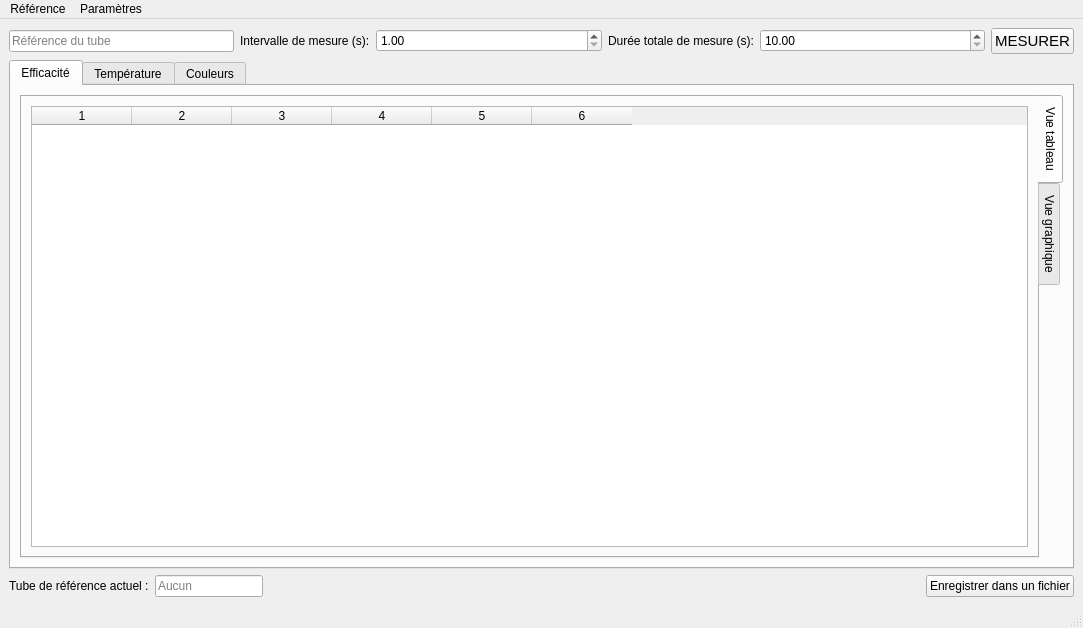
faniryxx/LED-Tester, file LED-Tester/index.ui: the form before one commit.
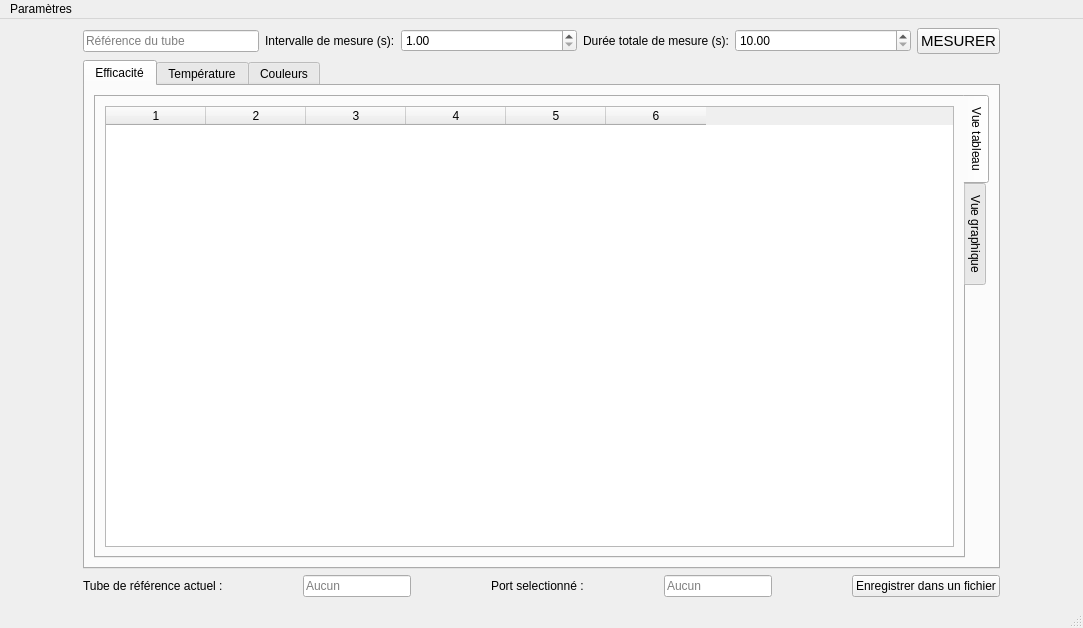
The form after the commit. Custom widgets are drawn as their Qt base class.

Commit message: Sélection du port COM fonctionnel

```diff
--- a/LED-Tester/index.ui
+++ b/LED-Tester/index.ui
@@ -21,6 +21,38 @@
   </property>
   <widget class="QWidget" name="centralwidget">
    <layout class="QGridLayout" name="gridLayout">
+    <item row="4" column="1">
+     <widget class="QLineEdit" name="refTubeReference">
+      <property name="sizePolicy">
+       <sizepolicy hsizetype="Fixed" vsizetype="Fixed">
+        <horstretch>0</horstretch>
+        <verstretch>0</verstretch>
+       </sizepolicy>
+      </property>
+      <property name="mouseTracking">
+       <bool>false</bool>
+      </property>
+      <property name="readOnly">
+       <bool>true</bool>
+      </property>
+      <property name="placeholderText">
+       <string>Aucun</string>
+      </property>
+     </widget>
+    </item>
+    <item row="4" column="4">
+     <widget class="QPushButton" name="saveButton">
+      <property name="sizePolicy">
+       <sizepolicy hsizetype="Fixed" vsizetype="Fixed">
+        <horstretch>0</horstretch>
+        <verstretch>0</verstretch>
+       </sizepolicy>
+      </property>
+      <property name="text">
+       <string>Enregistrer dans un fichier</string>
+      </property>
+     </widget>
+    </item>
     <item row="4" column="0">
      <widget class="QLabel" name="label">
       <property name="sizePolicy">
@@ -34,20 +66,105 @@
       </property>
      </widget>
     </item>
-    <item row="4" column="3">
-     <widget class="QPushButton" name="saveButton">
-      <property name="sizePolicy">
-       <sizepolicy hsizetype="Fixed" vsizetype="Fixed">
-        <horstretch>0</horstretch>
-        <verstretch>0</verstretch>
-       </sizepolicy>
-      </property>
-      <property name="text">
-       <string>Enregistrer dans un fichier</string>
-      </property>
-     </widget>
+    <item row="0" column="0" colspan="5">
+     <layout class="QHBoxLayout" name="horizontalLayout_3">
+      <item>
+       <widget class="QLineEdit" name="ref">
+        <property name="sizePolicy">
+         <sizepolicy hsizetype="Expanding" vsizetype="Fixed">
+          <horstretch>0</horstretch>
+          <verstretch>0</verstretch>
+         </sizepolicy>
+        </property>
+        <property name="toolTip">
+         <string>Reference du tube</string>
+        </property>
+        <property name="placeholderText">
+         <string>Référence du tube</string>
+        </property>
+       </widget>
+      </item>
+      <item>
+       <widget class="QLabel" name="intervalleText">
+        <property name="sizePolicy">
+         <sizepolicy hsizetype="Fixed" vsizetype="Fixed">
+          <horstretch>0</horstretch>
+          <verstretch>0</verstretch>
+         </sizepolicy>
+        </property>
+        <property name="text">
+         <string>Intervalle de mesure (s):</string>
+        </property>
+       </widget>
+      </item>
+      <item>
+       <widget class="QDoubleSpinBox" name="intervalle">
+        <property name="sizePolicy">
+         <sizepolicy hsizetype="Expanding" vsizetype="Fixed">
+          <horstretch>0</horstretch>
+          <verstretch>0</verstretch>
+         </sizepolicy>
+        </property>
+        <property name="minimum">
+         <double>1.000000000000000</double>
+        </property>
+        <property name="maximum">
+         <double>30.000000000000000</double>
+        </property>
+       </widget>
+      </item>
+      <item>
+       <widget class="QLabel" name="dureeText">
+        <property name="sizePolicy">
+         <sizepolicy hsizetype="Fixed" vsizetype="Fixed">
+          <horstretch>0</horstretch>
+          <verstretch>0</verstretch>
+         </sizepolicy>
+        </property>
+        <property name="text">
+         <string>Durée totale de mesure (s):</string>
+        </property>
+       </widget>
+      </item>
+      <item>
+       <widget class="QDoubleSpinBox" name="duree">
+        <property name="sizePolicy">
+         <sizepolicy hsizetype="Expanding" vsizetype="Fixed">
+          <horstretch>0</horstretch>
+          <verstretch>0</verstretch>
+         </sizepolicy>
+        </property>
+        <property name="minimum">
+         <double>10.000000000000000</double>
+        </property>
+        <property name="maximum">
+         <double>3600.000000000000000</double>
+        </property>
+       </widget>
+      </item>
+      <item>
+       <widget class="QPushButton" name="boutonMesure">
+        <property name="sizePolicy">
+         <sizepolicy hsizetype="Fixed" vsizetype="Fixed">
+          <horstretch>0</horstretch>
+          <verstretch>0</verstretch>
+         </sizepolicy>
+        </property>
+        <property name="font">
+         <font>
+          <pointsize>11</pointsize>
+          <underline>false</underline>
+          <strikeout>false</strikeout>
+         </font>
+        </property>
+        <property name="text">
+         <string>MESURER</string>
+        </property>
+       </widget>
+      </item>
+     </layout>
     </item>
-    <item row="3" column="0" colspan="4">
+    <item row="3" column="0" colspan="5">
      <widget class="QTabWidget" name="tabWidget">
       <property name="sizePolicy">
        <sizepolicy hsizetype="Expanding" vsizetype="Expanding">
@@ -153,106 +270,21 @@
       </widget>
      </widget>
     </item>
-    <item row="0" column="0" colspan="4">
-     <layout class="QHBoxLayout" name="horizontalLayout_3">
-      <item>
-       <widget class="QLineEdit" name="ref">
-        <property name="sizePolicy">
-         <sizepolicy hsizetype="Expanding" vsizetype="Fixed">
-          <horstretch>0</horstretch>
-          <verstretch>0</verstretch>
-         </sizepolicy>
-        </property>
-        <property name="toolTip">
-         <string>Reference du tube</string>
-        </property>
-        <property name="placeholderText">
-         <string>Référence du tube</string>
-        </property>
-       </widget>
-      </item>
-      <item>
-       <widget class="QLabel" name="intervalleText">
-        <property name="sizePolicy">
-         <sizepolicy hsizetype="Fixed" vsizetype="Fixed">
-          <horstretch>0</horstretch>
-          <verstretch>0</verstretch>
-         </sizepolicy>
-        </property>
-        <property name="text">
-         <string>Intervalle de mesure (s):</string>
-        </property>
-       </widget>
-      </item>
-      <item>
-       <widget class="QDoubleSpinBox" name="intervalle">
-        <property name="sizePolicy">
-         <sizepolicy hsizetype="Expanding" vsizetype="Fixed">
-          <horstretch>0</horstretch>
-          <verstretch>0</verstretch>
-         </sizepolicy>
-        </property>
-        <property name="minimum">
-         <double>1.000000000000000</double>
-        </property>
-        <property name="maximum">
-         <double>30.000000000000000</double>
-        </property>
-       </widget>
-      </item>
-      <item>
-       <widget class="QLabel" name="dureeText">
-        <property name="sizePolicy">
-         <sizepolicy hsizetype="Fixed" vsizetype="Fixed">
-          <horstretch>0</horstretch>
-          <verstretch>0</verstretch>
-         </sizepolicy>
-        </property>
-        <property name="text">
-         <string>Durée totale de mesure (s):</string>
-        </property>
-       </widget>
-      </item>
-      <item>
-       <widget class="QDoubleSpinBox" name="duree">
-        <property name="sizePolicy">
-         <sizepolicy hsizetype="Expanding" vsizetype="Fixed">
-          <horstretch>0</horstretch>
-          <verstretch>0</verstretch>
-         </sizepolicy>
-        </property>
-        <property name="minimum">
-         <double>10.000000000000000</double>
-        </property>
-        <property name="maximum">
-         <double>3600.000000000000000</double>
-        </property>
-       </widget>
-      </item>
-      <item>
-       <widget class="QPushButton" name="boutonMesure">
-        <property name="sizePolicy">
-         <sizepolicy hsizetype="Fixed" vsizetype="Fixed">
-          <horstretch>0</horstretch>
-          <verstretch>0</verstretch>
-         </sizepolicy>
-        </property>
-        <property name="font">
-         <font>
-          <pointsize>11</pointsize>
-          <underline>false</underline>
-          <strikeout>false</strikeout>
-         </font>
-        </property>
-        <property name="text">
-         <string>MESURER</string>
-        </property>
-       </widget>
-      </item>
-     </layout>
+    <item row="4" column="2">
+     <widget class="QLabel" name="label_2">
+      <property name="sizePolicy">
+       <sizepolicy hsizetype="Fixed" vsizetype="Fixed">
+        <horstretch>0</horstretch>
+        <verstretch>0</verstretch>
+       </sizepolicy>
+      </property>
+      <property name="text">
+       <string>Port selectionné :</string>
+      </property>
+     </widget>
     </item>
-    <item row="4" column="1">
-     <widget class="QLineEdit" name="refTubeReference">
+    <item row="4" column="3">
+     <widget class="QLineEdit" name="portSelect">
       <property name="sizePolicy">
        <sizepolicy hsizetype="Fixed" vsizetype="Fixed">
         <horstretch>0</horstretch>
@@ -283,12 +315,6 @@
    </property>
    <widget class="QMenu" name="menuFichier">
     <property name="title">
-     <string>Référence</string>
-    </property>
-    <addaction name="ajoutRef"/>
-   </widget>
-   <widget class="QMenu" name="menuParametres">
-    <property name="title">
      <string>Paramètres</string>
     </property>
     <widget class="QMenu" name="menuPort">
@@ -300,7 +326,6 @@
     <addaction name="menuPort"/>
    </widget>
    <addaction name="menuFichier"/>
-   <addaction name="menuParametres"/>
   </widget>
   <widget class="QStatusBar" name="statusbar"/>
   <action name="ajoutRef">
```
Left out of the diff: 17 changed lines with no effect on the pictures. The commit also changes 8 other files.
